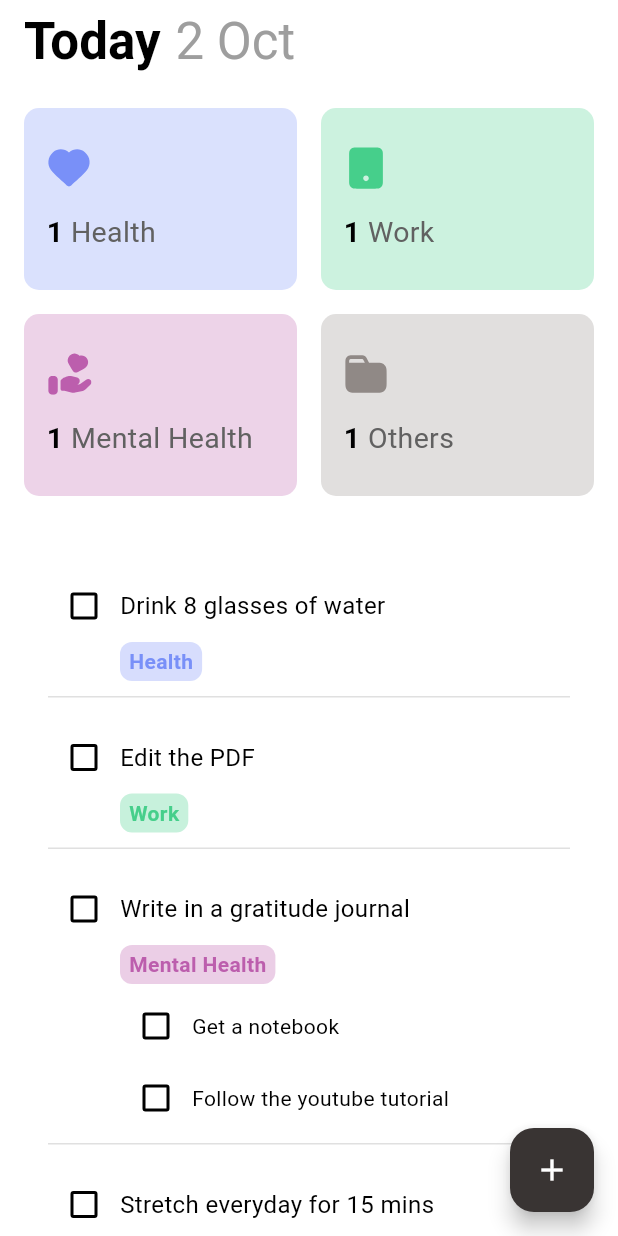
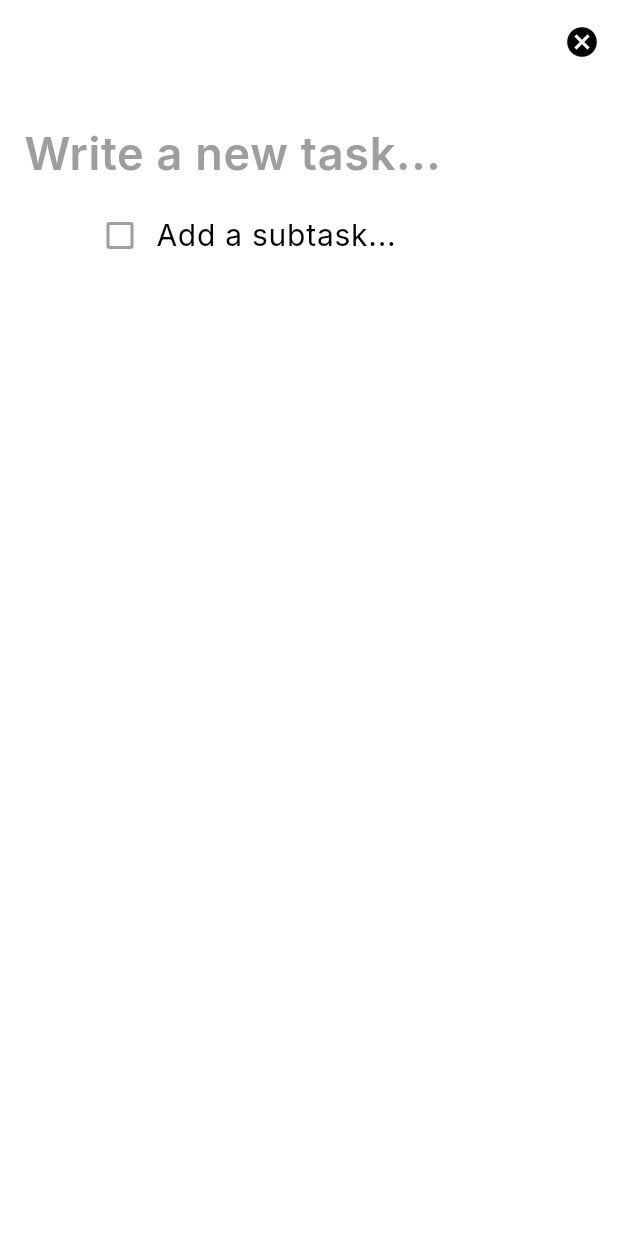
Before and after one commit to YxngDjin/Todo_App, a Flutter app: the screen it shows after launch, after a tap on the "add" icon, on a phone screen of 412 x 824 dp. Run offline on Flutter 3.47's test engine with Material 3 defaults, Android fonts, the phone set to English and light mode, and no system bars; our stand-ins replace flutter_svg, google_fonts.

Commit message:
Add New Page to Add Task

```diff
--- a/lib/main.dart
+++ b/lib/main.dart
@@ -1,5 +1,7 @@
 import 'package:eatak/components/homecard.dart';
+import 'package:eatak/pages/new_task_page.dart';
 import 'package:flutter/material.dart';
+import 'package:google_fonts/google_fonts.dart';
 import 'package:intl/intl.dart';
 import 'package:eatak/models/todo_model.dart';
 import 'package:eatak/components/todolist.dart';
@@ -35,6 +37,8 @@
         // This works for code too, not just values: Most code changes can be
         // tested with just a hot reload.
         colorScheme: ColorScheme.light(),
+        primaryColor: Colors.black,
+        textTheme: GoogleFonts.interTextTheme(),
       ),
       home: const MyHomePage(title: 'Flutter Demo Home Page'),
     );
@@ -204,7 +208,16 @@
       ),
       floatingActionButton: FloatingActionButton(
         backgroundColor: Color.fromRGBO(57, 52, 51, 1),
-        onPressed: () {},
+        onPressed: () async {
+          final newTodo = await Navigator.push(
+            context,
+            MaterialPageRoute(builder: (context) => NewTaskPage()),
+          );
+
+          if (newTodo != null && newTodo is Todo) {
+            _addTodo(newTodo);
+          }
+        },
         tooltip: 'Add Task',
         child: const Icon(Icons.add),
       ), // This trailing comma makes auto-formatting nicer for build methods.
--- /dev/null
+++ b/lib/pages/new_task_page.dart
@@ -0,0 +1,101 @@
+import 'package:flutter/material.dart';
+import 'package:eatak/models/todo_model.dart';
+
+class NewTaskPage extends StatefulWidget {
+  const NewTaskPage({super.key});
+
+  @override
+  State<NewTaskPage> createState() => _NewTaskPageState();
+}
+
+class _NewTaskPageState extends State<NewTaskPage> {
+  final _formKey = GlobalKey<FormState>();
+  String _task = "";
+  Category _category = Category.others;
+
+  @override
+  Widget build(BuildContext context) {
+    return Scaffold(
+      appBar: AppBar(
+        automaticallyImplyLeading: false,
+        actions: <Widget>[
+          IconButton(
+            icon: const Icon(Icons.cancel),
+            onPressed: () => Navigator.of(context).pop(),
+          ),
+        ],
+      ),
+      body: Padding(
+        padding: const EdgeInsets.all(16.0),
+        child: Column(
+          children: [
+            Form(
+              key: _formKey,
+              child: Column(
+                mainAxisAlignment: MainAxisAlignment.start,
+                crossAxisAlignment: CrossAxisAlignment.start,
+                children: [
+                  Column(
+                    mainAxisAlignment: MainAxisAlignment.start,
+                    crossAxisAlignment: CrossAxisAlignment.start,
+                    children: [
+                      TextFormField(
+                        keyboardType: TextInputType.multiline,
+                        cursorColor: Colors.black,
+                        maxLines: null,
+                        minLines: 1,
+                        scrollPhysics: NeverScrollableScrollPhysics(),
+                        style: const TextStyle(
+                          fontSize: 30,
+                          fontWeight: FontWeight.w600,
+                        ),
+                        decoration: InputDecoration(
+                          border: InputBorder.none,
+                          hintText: "Write a new task...",
+                          hintStyle: const TextStyle(
+                            fontSize: 30,
+                            fontWeight: FontWeight.w600,
+                            color: Colors.grey,
+                          ),
+                        ),
+                      ),
+                      Padding(
+                        padding: const EdgeInsets.only(left: 40),
+                        child: Column(
+                          children: [
+                            Row(
+                              crossAxisAlignment: CrossAxisAlignment.start,
+                              mainAxisAlignment: MainAxisAlignment.start,
+                              children: [
+                                Checkbox(value: false, onChanged: (null)),
+                                Expanded(
+                                  child: TextField(
+                                    keyboardType: TextInputType.multiline,
+                                    maxLines: null,
+                                    minLines: 1,
+                                    decoration: InputDecoration(
+                                      border: InputBorder.none,
+                                      hintText: "Add a subtask...",
+                                      hintStyle: const TextStyle(
+                                        fontSize: 20,
+                                        color: Colors.black,
+                                      ),
+                                    ),
+                                  ),
+                                ),
+                              ],
+                            ),
+                          ],
+                        ),
+                      ),
+                    ],
+                  ),
+                ],
+              ),
+            ),
+          ],
+        ),
+      ),
+    );
+  }
+}
```
